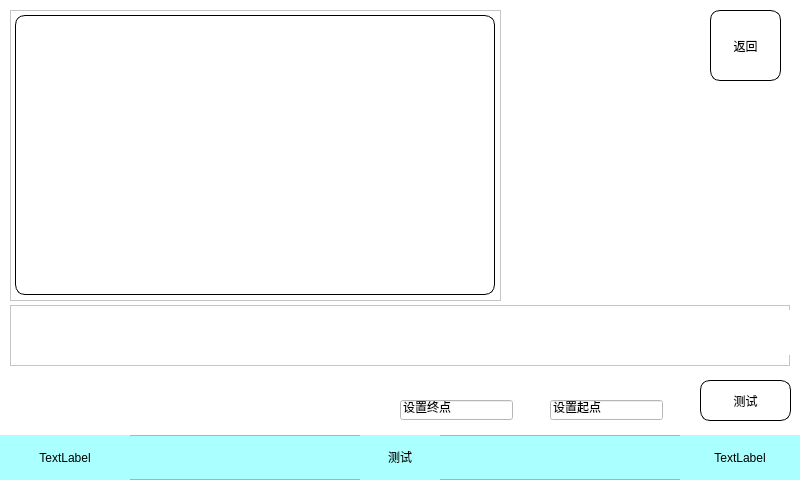
The window that ui/scan_ui.ui (511aj/Linux_pyqt_CCD) describes before a commit, drawn with Qt 5.
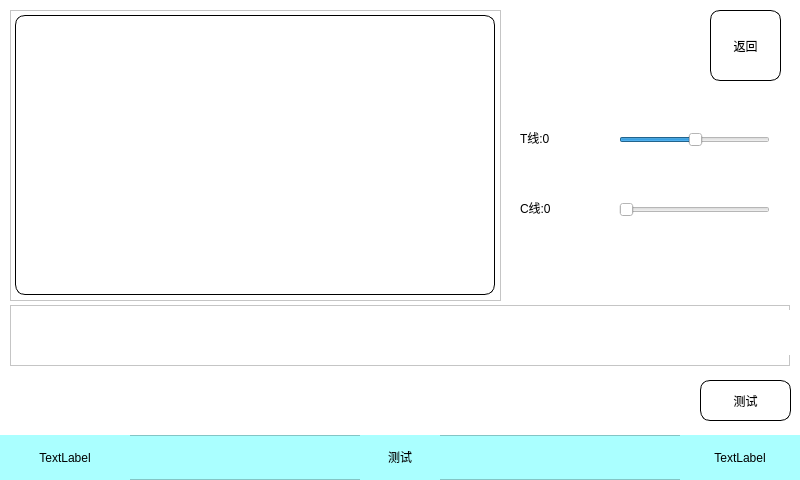
The same window after the commit.

The edit to the form file:
```diff
--- a/ui/scan_ui.ui
+++ b/ui/scan_ui.ui
@@ -102,32 +102,6 @@
     <string>测试</string>
    </property>
   </widget>
-  <widget class="QLineEdit" name="lineEdit">
-   <property name="geometry">
-    <rect>
-     <x>550</x>
-     <y>400</y>
-     <width>113</width>
-     <height>20</height>
-    </rect>
-   </property>
-   <property name="text">
-    <string>设置起点</string>
-   </property>
-  </widget>
-  <widget class="QLineEdit" name="lineEdit_2">
-   <property name="geometry">
-    <rect>
-     <x>400</x>
-     <y>400</y>
-     <width>113</width>
-     <height>20</height>
-    </rect>
-   </property>
-   <property name="text">
-    <string>设置终点</string>
-   </property>
-  </widget>
   <widget class="QPushButton" name="backBtn">
    <property name="geometry">
     <rect>
@@ -212,6 +186,70 @@
     </property>
    </widget>
   </widget>
+  <widget class="QSlider" name="horizontalSlider_T">
+   <property name="geometry">
+    <rect>
+     <x>619</x>
+     <y>130</y>
+     <width>151</width>
+     <height>20</height>
+    </rect>
+   </property>
+   <property name="value">
+    <number>50</number>
+   </property>
+   <property name="orientation">
+    <enum>Qt::Horizontal</enum>
+   </property>
+  </widget>
+  <widget class="QSlider" name="horizontalSlider_C">
+   <property name="geometry">
+    <rect>
+     <x>619</x>
+     <y>200</y>
+     <width>151</width>
+     <height>20</height>
+    </rect>
+   </property>
+   <property name="orientation">
+    <enum>Qt::Horizontal</enum>
+   </property>
+  </widget>
+  <widget class="QLabel" name="T_label">
+   <property name="geometry">
+    <rect>
+     <x>520</x>
+     <y>130</y>
+     <width>71</width>
+     <height>16</height>
+    </rect>
+   </property>
+   <property name="styleSheet">
+    <string notr="true"/>
+   </property>
+   <property name="text">
+    <string>T线:0</string>
+   </property>
+   <property name="alignment">
+    <set>Qt::AlignLeading|Qt::AlignLeft|Qt::AlignVCenter</set>
+   </property>
+  </widget>
+  <widget class="QLabel" name="C_label">
+   <property name="geometry">
+    <rect>
+     <x>520</x>
+     <y>200</y>
+     <width>71</width>
+     <height>16</height>
+    </rect>
+   </property>
+   <property name="text">
+    <string>C线:0</string>
+   </property>
+   <property name="alignment">
+    <set>Qt::AlignLeading|Qt::AlignLeft|Qt::AlignVCenter</set>
+   </property>
+  </widget>
  </widget>
  <resources>
   <include location="img.qrc"/>
```
